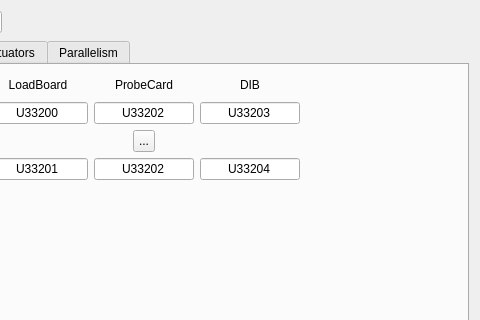
Old version of the form src/ATE/org/actions_on/hardwaresetup/HardwareWizard.ui in the repository goanpeca/ATE.org; both pictures show x 181 to 661 and y 0 to 320 of the 661 by 562 pixel window.
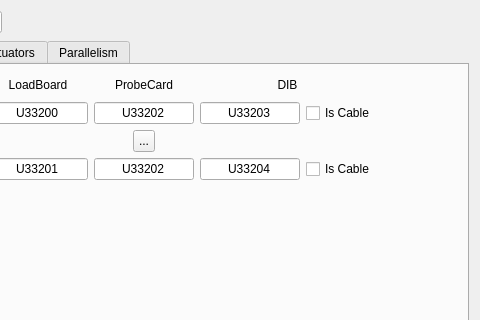
New version of the form. The open tabs and pages were chosen to show the change.

Diff of the .ui file:
```diff
--- a/src/ATE/org/actions_on/hardwaresetup/HardwareWizard.ui
+++ b/src/ATE/org/actions_on/hardwaresetup/HardwareWizard.ui
@@ -805,7 +805,7 @@
                <item>
                 <widget class="QLabel" name="dibLabel">
                  <property name="sizePolicy">
-                  <sizepolicy hsizetype="Fixed" vsizetype="Fixed">
+                  <sizepolicy hsizetype="Preferred" vsizetype="Preferred">
                    <horstretch>0</horstretch>
                    <verstretch>0</verstretch>
                   </sizepolicy>
@@ -818,7 +818,7 @@
                  </property>
                  <property name="maximumSize">
                   <size>
-                   <width>100</width>
+                   <width>16777215</width>
                    <height>22</height>
                   </size>
                  </property>
@@ -831,6 +831,8 @@
                 </widget>
                </item>
                <item>
+                <layout class="QHBoxLayout" name="horizontalLayout_5">
+                 <item>
                 <widget class="QLineEdit" name="singlesiteDIB">
                  <property name="sizePolicy">
                   <sizepolicy hsizetype="Fixed" vsizetype="Fixed">
@@ -859,6 +861,15 @@
                 </widget>
                </item>
                <item>
+                  <widget class="QCheckBox" name="singleSiteDIBisCable">
+                   <property name="text">
+                    <string>Is Cable</string>
+                   </property>
+                  </widget>
+                 </item>
+                </layout>
+               </item>
+               <item>
                 <layout class="QHBoxLayout" name="horizontalLayout_15">
                  <item>
                   <spacer name="horizontalSpacer_18">
@@ -920,6 +931,8 @@
                 </layout>
                </item>
                <item>
+                <layout class="QHBoxLayout" name="horizontalLayout_7">
+                 <item>
                 <widget class="QLineEdit" name="multisiteDIB">
                  <property name="sizePolicy">
                   <sizepolicy hsizetype="Fixed" vsizetype="Fixed">
@@ -946,6 +959,15 @@
                   <set>Qt::AlignCenter</set>
                  </property>
                 </widget>
+                 </item>
+                 <item>
+                  <widget class="QCheckBox" name="multiSiteDIBisCable">
+                   <property name="text">
+                    <string>Is Cable</string>
+                   </property>
+                  </widget>
+                 </item>
+                </layout>
                </item>
               </layout>
              </item>
```
Left out of the diff: 4 changed lines with no effect on the pictures. Lines whose indentation alone changed are shown as unchanged.
